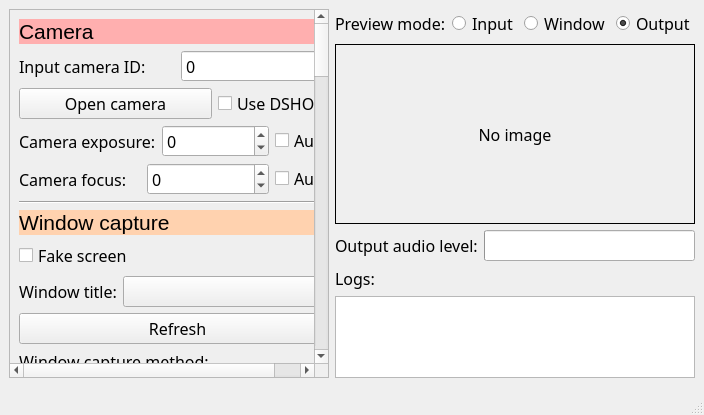
Above: gui.ui from F33RNI/Podmiha before the change. Below: the same form after it.
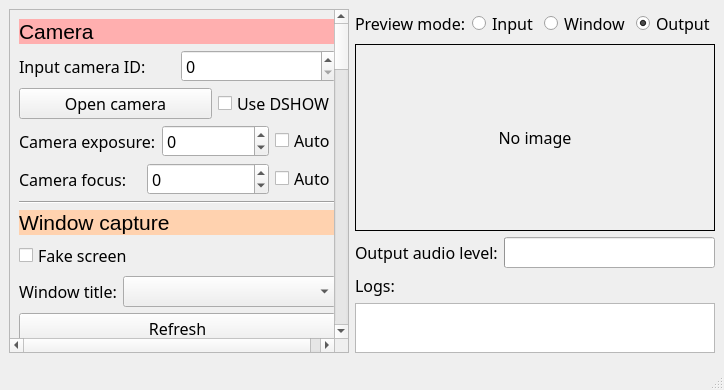
That is the form after the change.

Commit message: Change size policy

The edit to the form file:
```diff
--- a/gui.ui
+++ b/gui.ui
@@ -6,8 +6,8 @@
    <rect>
     <x>0</x>
     <y>0</y>
-    <width>666</width>
-    <height>415</height>
+    <width>686</width>
+    <height>390</height>
    </rect>
   </property>
   <property name="font">
@@ -27,17 +27,23 @@
     <item>
      <widget class="QScrollArea" name="scrollArea">
       <property name="sizePolicy">
-       <sizepolicy hsizetype="Minimum" vsizetype="Expanding">
+       <sizepolicy hsizetype="Fixed" vsizetype="Expanding">
         <horstretch>0</horstretch>
         <verstretch>0</verstretch>
        </sizepolicy>
       </property>
       <property name="minimumSize">
        <size>
-        <width>320</width>
+        <width>340</width>
         <height>0</height>
        </size>
       </property>
+      <property name="maximumSize">
+       <size>
+        <width>16777215</width>
+        <height>16777215</height>
+       </size>
+      </property>
       <property name="widgetResizable">
        <bool>true</bool>
       </property>
@@ -45,8 +51,8 @@
        <property name="geometry">
         <rect>
          <x>0</x>
-         <y>-121</y>
-         <width>301</width>
+         <y>0</y>
+         <width>321</width>
          <height>1945</height>
         </rect>
        </property>
@@ -1364,6 +1370,12 @@
     </item>
     <item>
      <layout class="QVBoxLayout" name="verticalLayout_3">
+      <property name="spacing">
+       <number>6</number>
+      </property>
+      <property name="sizeConstraint">
+       <enum>QLayout::SetDefaultConstraint</enum>
+      </property>
       <item>
        <layout class="QHBoxLayout" name="horizontalLayout_8">
         <item>
@@ -1442,8 +1454,14 @@
         </property>
         <property name="minimumSize">
          <size>
-          <width>320</width>
-          <height>180</height>
+          <width>50</width>
+          <height>50</height>
+         </size>
+        </property>
+        <property name="sizeIncrement">
+         <size>
+          <width>0</width>
+          <height>0</height>
          </size>
         </property>
         <property name="styleSheet">
@@ -1505,11 +1523,17 @@
         <item>
          <widget class="QPlainTextEdit" name="log">
           <property name="sizePolicy">
-           <sizepolicy hsizetype="Expanding" vsizetype="Preferred">
+           <sizepolicy hsizetype="Expanding" vsizetype="Ignored">
             <horstretch>0</horstretch>
             <verstretch>0</verstretch>
            </sizepolicy>
           </property>
+          <property name="minimumSize">
+           <size>
+            <width>50</width>
+            <height>50</height>
+           </size>
+          </property>
           <property name="maximumSize">
            <size>
             <width>16777215</width>
```
Left out of the diff: 4 changed lines with no effect on the pictures.
